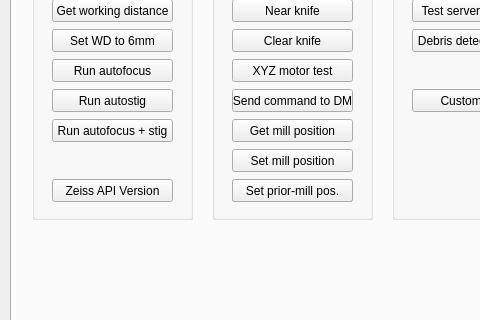
This is gui/main_window.ui in SBEMimage/SBEMimage as Qt 5 draws it before an edit; both pictures show x 0 to 480 and y 195 to 515 of the 711 by 950 pixel window. The edited form follows.
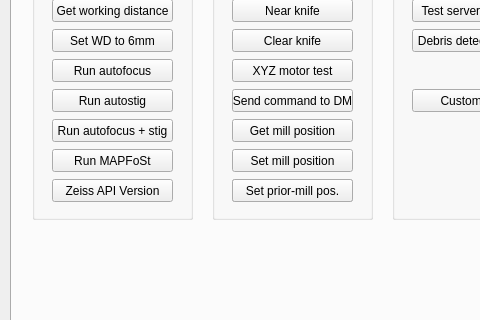
This is the edited form. The open tabs and pages were chosen to show the change.

Commit message: fix mapfost integration issues and add test procedure

```diff
--- a/gui/main_window.ui
+++ b/gui/main_window.ui
@@ -1832,6 +1832,19 @@
         <string>Run autofocus + stig</string>
        </property>
       </widget>
+      <widget class="QPushButton" name="pushButton_testRunAutofocusMapfost">
+       <property name="geometry">
+        <rect>
+         <x>20</x>
+         <y>240</y>
+         <width>121</width>
+         <height>23</height>
+        </rect>
+       </property>
+       <property name="text">
+        <string>Run MAPFoSt</string>
+       </property>
+      </widget>
      </widget>
      <widget class="QGroupBox" name="groupBox_6">
       <property name="geometry">
```
Left out of the diff: 1 changed line with no effect on the pictures. The commit also changes 4 other files.
